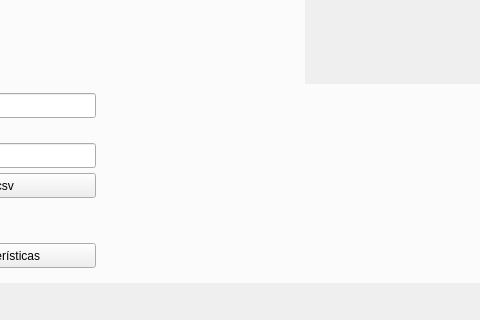
Before: the Qt Designer form classification/mainwindow.ui in vLabayen/giltzacls, drawn with Qt 5; both pictures show x 167 to 647 and y 213 to 533 of the 1200 by 800 pixel window.
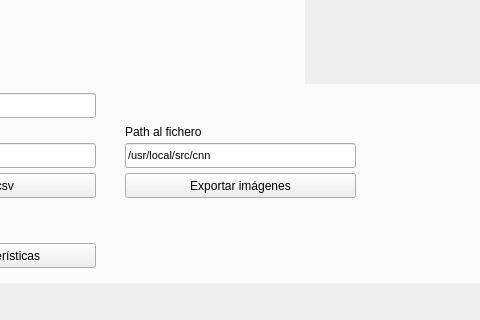
After: the same form once the commit is applied. The open tabs and pages were chosen to show the change.

```diff
--- a/classification/mainwindow.ui
+++ b/classification/mainwindow.ui
@@ -1079,6 +1079,50 @@
        <bool>true</bool>
       </property>
      </widget>
+     <widget class="QLineEdit" name="featureextraction_exportImages_lineEdit">
+      <property name="geometry">
+       <rect>
+        <x>290</x>
+        <y>330</y>
+        <width>231</width>
+        <height>25</height>
+       </rect>
+      </property>
+      <property name="font">
+       <font>
+        <pointsize>8</pointsize>
+       </font>
+      </property>
+      <property name="text">
+       <string>/usr/local/src/cnn</string>
+      </property>
+     </widget>
+     <widget class="QPushButton" name="featureextraction_exportImages_pushButton">
+      <property name="geometry">
+       <rect>
+        <x>290</x>
+        <y>360</y>
+        <width>231</width>
+        <height>25</height>
+       </rect>
+      </property>
+      <property name="text">
+       <string>Exportar imágenes</string>
+      </property>
+     </widget>
+     <widget class="QLabel" name="featureextraction_exportImages_label">
+      <property name="geometry">
+       <rect>
+        <x>290</x>
+        <y>310</y>
+        <width>101</width>
+        <height>17</height>
+       </rect>
+      </property>
+      <property name="text">
+       <string>Path al fichero</string>
+      </property>
+     </widget>
     </widget>
     <widget class="QWidget" name="training">
      <attribute name="title">
```
Left out of the diff: 2 changed lines with no effect on the pictures.
